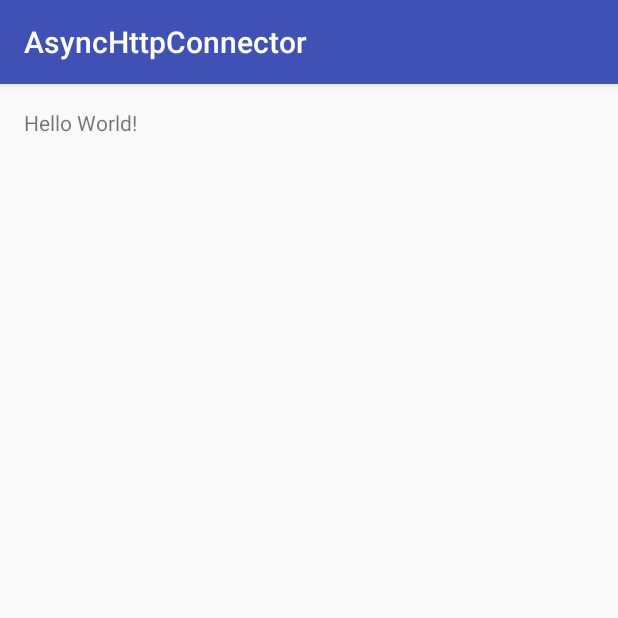
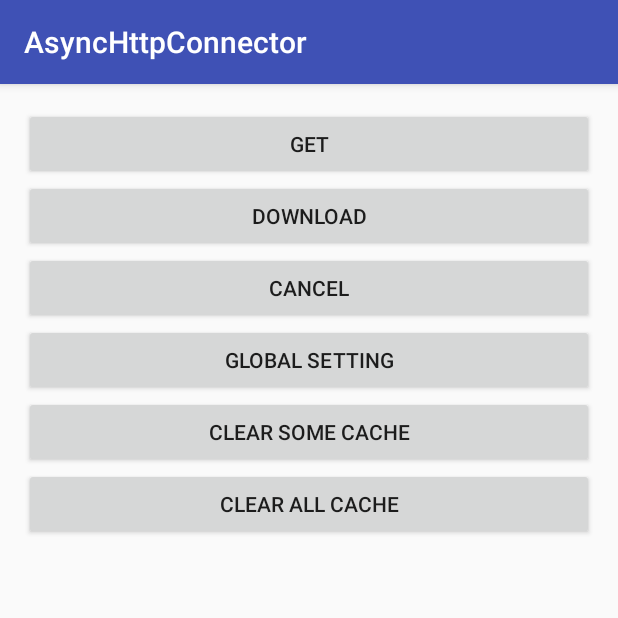
Before and after one commit to maxwell-nc/AsyncHttpConnector, an Android app: the screen it shows after launch (MainActivity), on a phone screen of 412 x 824 dp, the top half of it. Run offline under Robolectric (Android 15) with nearby library versions, the phone set to English and light mode, and no system bars; pictures from the network do not load.

Commit message:
更新版本及更新demo

```diff
--- a/app/build.gradle
+++ b/app/build.gradle
@@ -21,7 +21,6 @@ android {
 
 dependencies {
     compile fileTree(dir: 'libs', include: ['*.jar'])
-    testCompile 'junit:junit:4.12'
     compile 'com.android.support:appcompat-v7:23.2.1'
     compile project(':asynchttp')
 }
--- a/app/src/main/AndroidManifest.xml
+++ b/app/src/main/AndroidManifest.xml
@@ -1,6 +1,9 @@
 <?xml version="1.0" encoding="utf-8"?>
 <manifest package="pres.nc.maxwell.asynchttpconnector"
           xmlns:android="http://schemas.android.com/apk/res/android">
+
+    <uses-permission android:name="android.permission.WRITE_EXTERNAL_STORAGE"/>
+    <uses-permission android:name="android.permission.READ_EXTERNAL_STORAGE"/>
 
     <application
         android:allowBackup="true"
--- a/app/src/main/res/layout/activity_main.xml
+++ b/app/src/main/res/layout/activity_main.xml
@@ -1,5 +1,5 @@
 <?xml version="1.0" encoding="utf-8"?>
-<RelativeLayout
+<LinearLayout
     xmlns:android="http://schemas.android.com/apk/res/android"
     xmlns:tools="http://schemas.android.com/tools"
     android:layout_width="match_parent"
@@ -8,10 +8,44 @@
     android:paddingLeft="@dimen/activity_horizontal_margin"
     android:paddingRight="@dimen/activity_horizontal_margin"
     android:paddingTop="@dimen/activity_vertical_margin"
+    android:orientation="vertical"
     tools:context="pres.nc.maxwell.asynchttpconnector.MainActivity">
 
-    <TextView
-        android:layout_width="wrap_content"
+
+    <Button
+        android:layout_width="match_parent"
         android:layout_height="wrap_content"
-        android:text="Hello World!"/>
-</RelativeLayout>
+        android:text="get"
+        android:onClick="get"/>
+
+    <Button
+        android:layout_width="match_parent"
+        android:layout_height="wrap_content"
+        android:text="download"
+        android:onClick="download"/>
+
+    <Button
+        android:layout_width="match_parent"
+        android:layout_height="wrap_content"
+        android:text="cancel"
+        android:onClick="cancel"/>
+
+    <Button
+        android:layout_width="match_parent"
+        android:layout_height="wrap_content"
+        android:text="global setting"
+        android:onClick="set"/>
+
+    <Button
+        android:layout_width="match_parent"
+        android:layout_height="wrap_content"
+        android:text="clear some cache"
+        android:onClick="clearSome"/>
+
+    <Button
+        android:layout_width="match_parent"
+        android:layout_height="wrap_content"
+        android:text="clear all cache"
+        android:onClick="clearAll"/>
+
+</LinearLayout>
--- a/asynchttp/build.gradle
+++ b/asynchttp/build.gradle
@@ -7,8 +7,8 @@ android {
     defaultConfig {
         minSdkVersion 16
         targetSdkVersion 23
-        versionCode 1
-        versionName "1.0"
+        versionCode 2
+        versionName "2.0"
     }
     buildTypes {
         release {
```
Also changed, not shown: app/src/main/java/pres/nc/maxwell/asynchttpconnector/MainActivity.java (+63 -28 lines), asynchttp/src/main/AndroidManifest.xml (+1 -8 lines), 2 other files.
